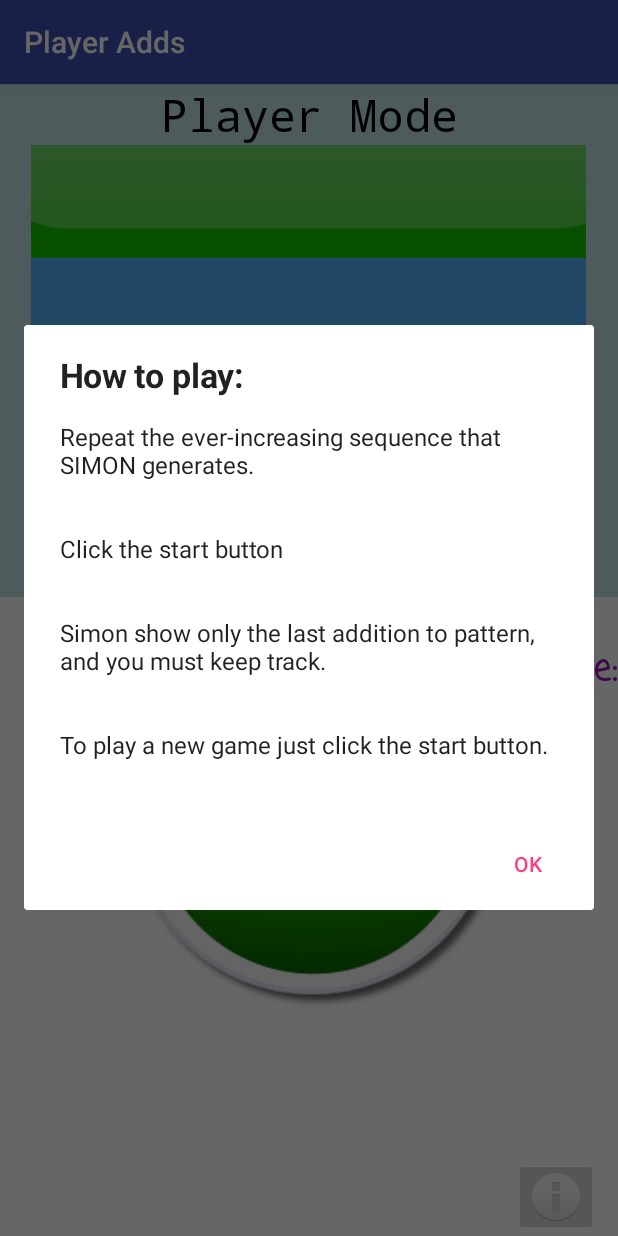
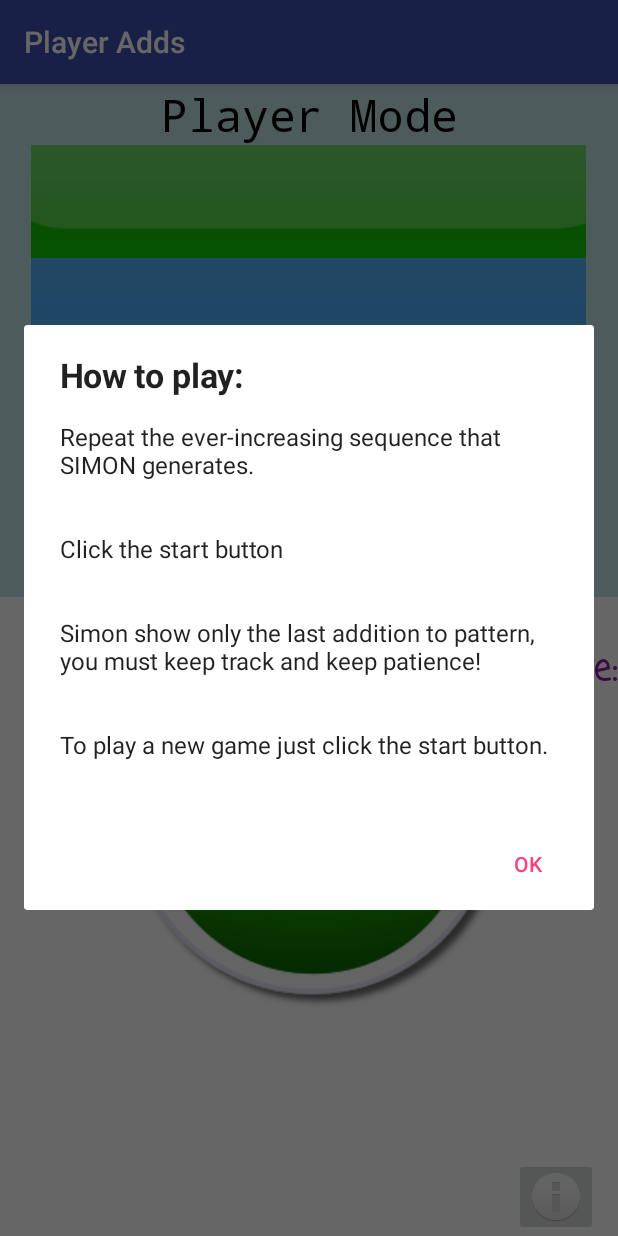
Before and after one commit to briSchm/Simon, an Android app: the playerActivity screen opened directly, with no data from a screen before it, after a tap on an icon or button, on a phone screen of 412 x 824 dp. Run offline under Robolectric (Android 15) with nearby library versions, the phone set to English and light mode, and no system bars; pictures from the network do not load.

Commit message:
playerActivity.java dialog changed a bit.

```diff
--- a/app/src/main/java/team7/simon/playerActivity.java
+++ b/app/src/main/java/team7/simon/playerActivity.java
@@ -106,7 +106,7 @@ public class playerActivity extends AppCompatActivity implements View.OnClickLis
                     "<h2>How to play: </h2>" +
                     "<p>Repeat the ever-increasing sequence that SIMON generates.</p><br>" +
                     "<p>Click the start button</p><br>" +
-                    "<p>Simon show only the last addition to pattern, and you must keep track.</p><br>" +
+                    "<p>Simon show only the last addition to pattern, you must keep track and keep patience!</p><br>" +
                     "<p>To play a new game just click the start button.</p>" + "</html>";
             AlertDialog.Builder builder = new AlertDialog.Builder(v.getContext());
             builder.setMessage(Html.fromHtml(message));
@@ -183,7 +183,7 @@ public class playerActivity extends AppCompatActivity implements View.OnClickLis
 
     private void playNextGame() {           //I think this is the method that flashes the buttons?
         if (sequence[currCycle] > 0) {
-            switch (sequence[currentSequence-1]) {
+            switch (sequence[currentSequence-1]) {  //With currentSequence-1, only flashes the latest in sequence.
                 case 1:
                     currCycle++;
                     currIM = R.id.green_button;
```
